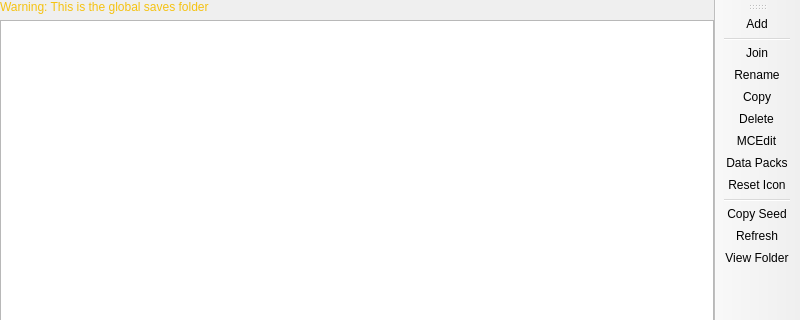
Qt form launcher/ui/pages/instance/WorldListPage.ui (PrismLauncher/PrismLauncher) before a commit; both pictures show x 0 to 800 and y 0 to 320 of the 800 by 600 pixel window.
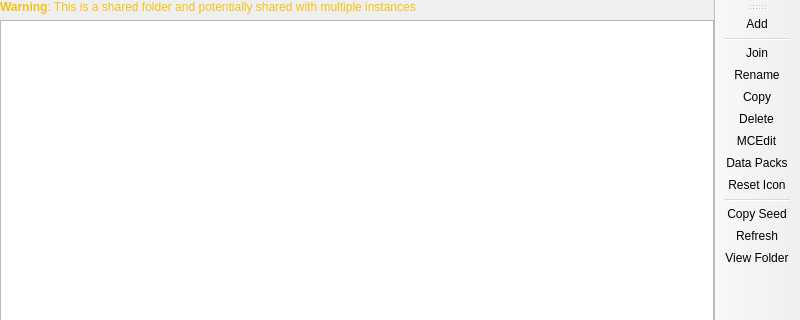
The same form after that commit. Custom widgets are drawn as their Qt base class.

Commit message:
Change global folders to shared folders
- For each instance, a custom (shared) screenshots/worlds/resourcepacks folder can be set
- Remove ability to set shared folders for all instances (Might add later in different form)

Diff of the .ui file:
```diff
--- a/launcher/ui/pages/instance/WorldListPage.ui
+++ b/launcher/ui/pages/instance/WorldListPage.ui
@@ -27,7 +27,7 @@
     <item>
      <widget class="QLabel" name="globalSavesFolderWarninglabel">
       <property name="text">
-       <string>&lt;html&gt;&lt;head/&gt;&lt;body&gt;&lt;p&gt;&lt;span style=&quot; color:#f5c211;&quot;&gt;Warning: This is the global saves folder&lt;/span&gt;&lt;/p&gt;&lt;/body&gt;&lt;/html&gt;</string>
+       <string>&lt;html&gt;&lt;head/&gt;&lt;body&gt;&lt;p&gt;&lt;span style=&quot; font-weight:700; color:#f5c211;&quot;&gt;Warning&lt;/span&gt;&lt;span style=&quot; color:#f5c211;&quot;&gt;: This is a shared folder and potentially shared with multiple instances&lt;/span&gt;&lt;/p&gt;&lt;/body&gt;&lt;/html&gt;</string>
       </property>
      </widget>
     </item>
```
Left out of the diff: 2 changed lines with no effect on the pictures. The commit also changes 17 other files.
